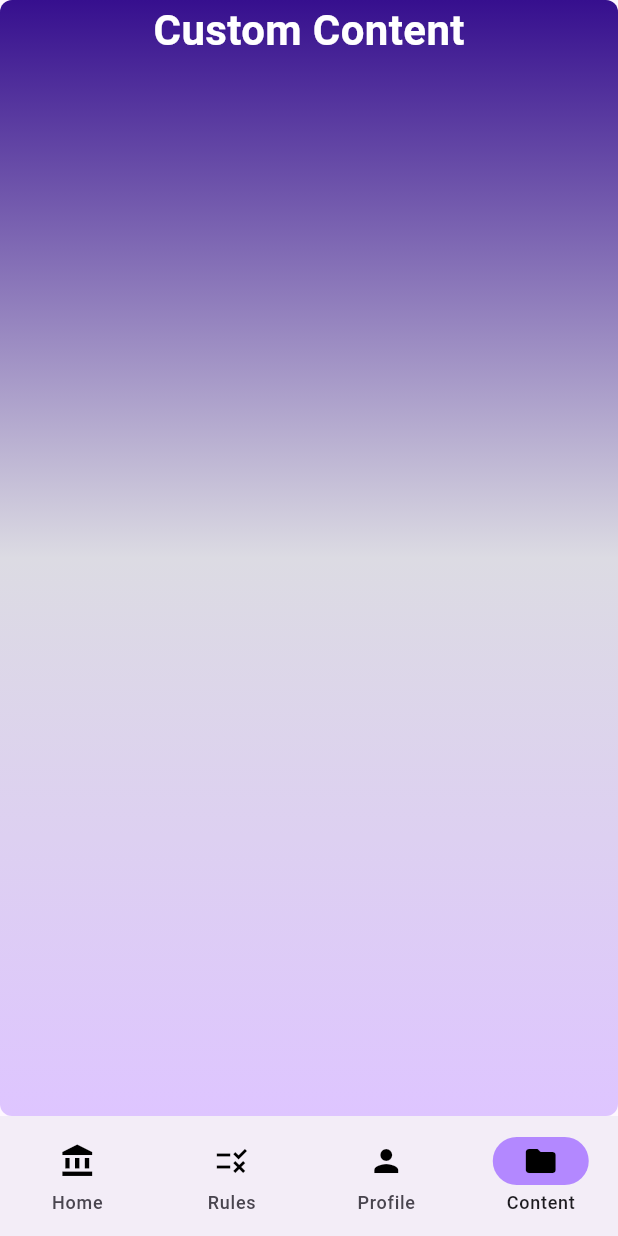
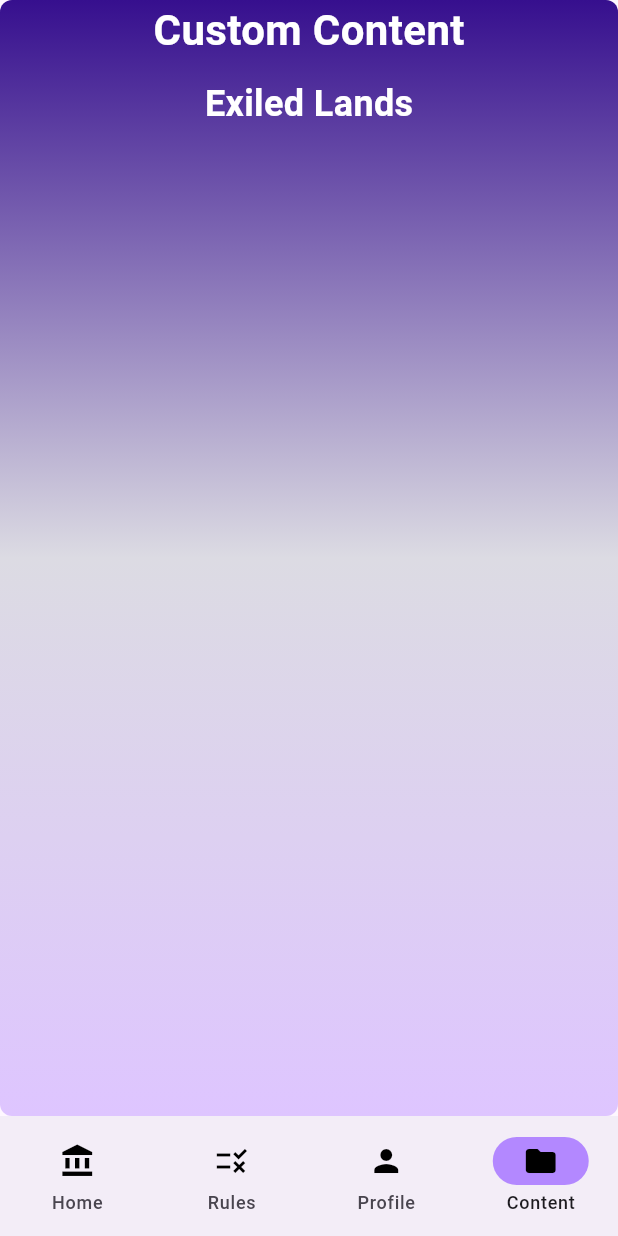
Before and after one commit to UcHiHaMAdArA93/The-Hidden-Realm-Guide, a Flutter app: the screen it shows after launch, item 4 of the bottom bar chosen, on a phone screen of 412 x 824 dp. Run offline on Flutter 3.47's test engine with Material 3 defaults, Android fonts, the phone set to English and light mode, and no system bars.

Commit message:
Content Titles

```diff
--- a/lib/src/features/custom_content/content.dart
+++ b/lib/src/features/custom_content/content.dart
@@ -32,6 +32,14 @@ class CustomContent extends StatelessWidget {
                   color: Colors.white
                 ),
                 ),
+                SizedBox(height: 12,),
+                Text("Exiled Lands",
+                style: TextStyle(
+                  fontWeight: FontWeight.bold,
+                  fontSize: 24,
+                  color: Colors.white,
+                ),
+                ),
               ],
               )
             ],
```
